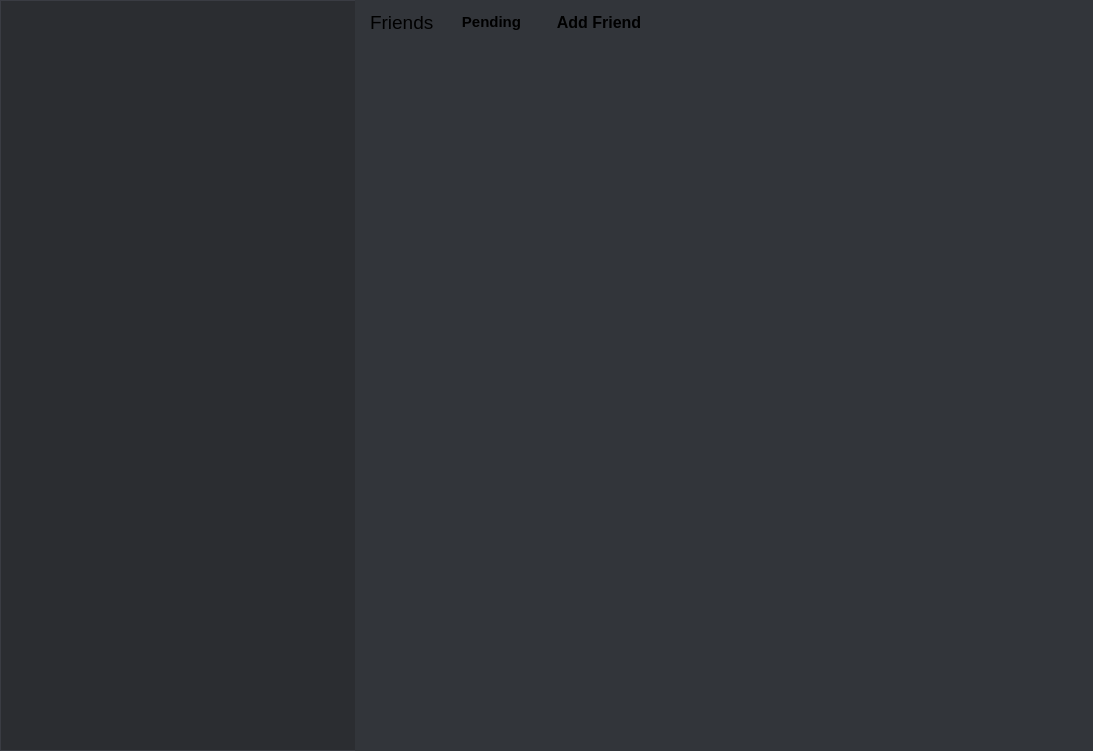
This is mainwindow.ui in Didi305/Discard as Qt 5 draws it before an edit. The edited form follows.
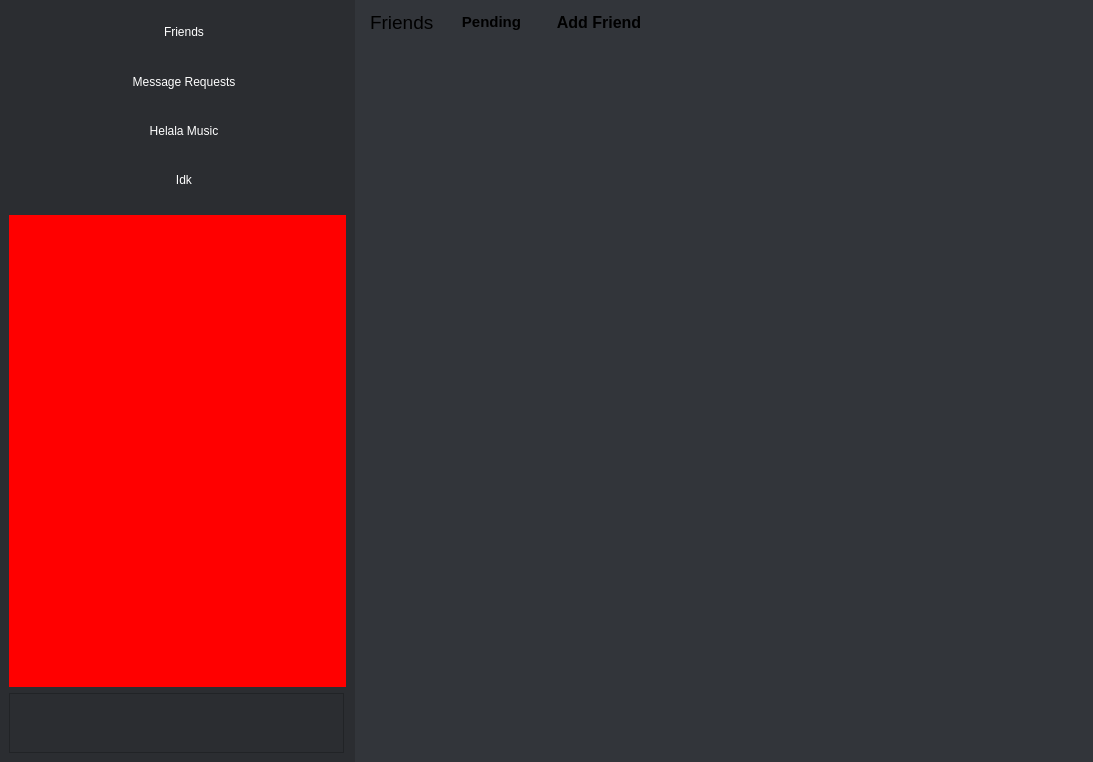
This is the edited form. Icons and pictures are not drawn.

Commit message: Fix disconnect friend list bug

Diff of the .ui file:
```diff
--- a/mainwindow.ui
+++ b/mainwindow.ui
@@ -7,7 +7,7 @@
     <x>0</x>
     <y>0</y>
     <width>1093</width>
-    <height>751</height>
+    <height>762</height>
    </rect>
   </property>
   <property name="windowTitle">
@@ -48,7 +48,7 @@
        <number>0</number>
       </property>
       <item>
-       <widget class="QWidget" name="widget_2" native="true">
+       <widget class="QWidget" name="something" native="true">
         <property name="minimumSize">
          <size>
           <width>355</width>
@@ -524,13 +524,307 @@
           </disabled>
          </palette>
         </property>
+        <property name="autoFillBackground">
+         <bool>true</bool>
+        </property>
         <property name="styleSheet">
-         <string notr="true">background-color: #2b2d31;
-
-border: 1px solid #3a3c43;
-
-border-right: none;</string>
+         <string notr="true"/>
         </property>
+        <layout class="QVBoxLayout" name="verticalLayout">
+         <item>
+          <widget class="QWidget" name="options" native="true">
+           <property name="sizePolicy">
+            <sizepolicy hsizetype="Fixed" vsizetype="Fixed">
+             <horstretch>0</horstretch>
+             <verstretch>0</verstretch>
+            </sizepolicy>
+           </property>
+           <property name="minimumSize">
+            <size>
+             <width>200</width>
+             <height>200</height>
+            </size>
+           </property>
+           <property name="maximumSize">
+            <size>
+             <width>355</width>
+             <height>200</height>
+            </size>
+           </property>
+           <property name="styleSheet">
+            <string notr="true"/>
+           </property>
+           <layout class="QVBoxLayout" name="verticalLayout_2">
+            <property name="leftMargin">
+             <number>5</number>
+            </property>
+            <property name="topMargin">
+             <number>0</number>
+            </property>
+            <property name="rightMargin">
+             <number>5</number>
+            </property>
+            <item>
+             <widget class="QPushButton" name="pushButton">
+              <property name="minimumSize">
+               <size>
+                <width>330</width>
+                <height>45</height>
+               </size>
+              </property>
+              <property name="cursor">
+               <cursorShape>PointingHandCursor</cursorShape>
+              </property>
+              <property name="autoFillBackground">
+               <bool>false</bool>
+              </property>
+              <property name="styleSheet">
+               <string notr="true"/>
+              </property>
+              <property name="text">
+               <string>   Friends</string>
+              </property>
+              <property name="icon">
+               <iconset theme="QIcon::ThemeIcon::UserAvailable"/>
+              </property>
+              <property name="flat">
+               <bool>true</bool>
+              </property>
+             </widget>
+            </item>
+            <item>
+             <widget class="QPushButton" name="pushButton_2">
+              <property name="minimumSize">
+               <size>
+                <width>330</width>
+                <height>45</height>
+               </size>
+              </property>
+              <property name="cursor">
+               <cursorShape>PointingHandCursor</cursorShape>
+              </property>
+              <property name="autoFillBackground">
+               <bool>false</bool>
+              </property>
+              <property name="styleSheet">
+               <string notr="true"/>
+              </property>
+              <property name="text">
+               <string>   Message Requests</string>
+              </property>
+              <property name="icon">
+               <iconset theme="QIcon::ThemeIcon::DocumentSend"/>
+              </property>
+              <property name="flat">
+               <bool>true</bool>
+              </property>
+             </widget>
+            </item>
+            <item>
+             <widget class="QPushButton" name="pushButton_3">
+              <property name="minimumSize">
+               <size>
+                <width>330</width>
+                <height>45</height>
+               </size>
+              </property>
+              <property name="cursor">
+               <cursorShape>PointingHandCursor</cursorShape>
+              </property>
+              <property name="autoFillBackground">
+               <bool>false</bool>
+              </property>
+              <property name="styleSheet">
+               <string notr="true"/>
+              </property>
+              <property name="text">
+               <string>   Helala Music</string>
+              </property>
+              <property name="icon">
+               <iconset theme="QIcon::ThemeIcon::AudioCard"/>
+              </property>
+              <property name="flat">
+               <bool>true</bool>
+              </property>
+             </widget>
+            </item>
+            <item>
+             <widget class="QPushButton" name="pushButton_4">
+              <property name="minimumSize">
+               <size>
+                <width>330</width>
+                <height>45</height>
+               </size>
+              </property>
+              <property name="cursor">
+               <cursorShape>PointingHandCursor</cursorShape>
+              </property>
+              <property name="autoFillBackground">
+               <bool>false</bool>
+              </property>
+              <property name="styleSheet">
+               <string notr="true"/>
+              </property>
+              <property name="text">
+               <string>   Idk</string>
+              </property>
+              <property name="icon">
+               <iconset theme="QIcon::ThemeIcon::UserAvailable"/>
+              </property>
+              <property name="flat">
+               <bool>true</bool>
+              </property>
+             </widget>
+            </item>
+           </layout>
+          </widget>
+         </item>
+         <item>
+          <widget class="QWidget" name="widget_2" native="true">
+           <property name="styleSheet">
+            <string notr="true">background: red;</string>
+           </property>
+          </widget>
+         </item>
+         <item>
+          <widget class="QFrame" name="userPanel">
+           <property name="sizePolicy">
+            <sizepolicy hsizetype="Fixed" vsizetype="Fixed">
+             <horstretch>0</horstretch>
+             <verstretch>0</verstretch>
+            </sizepolicy>
+           </property>
+           <property name="minimumSize">
+            <size>
+             <width>335</width>
+             <height>60</height>
+            </size>
+           </property>
+           <property name="maximumSize">
+            <size>
+             <width>335</width>
+             <height>60</height>
+            </size>
+           </property>
+           <property name="autoFillBackground">
+            <bool>false</bool>
+           </property>
+           <property name="styleSheet">
+            <string notr="true"/>
+           </property>
+           <property name="frameShape">
+            <enum>QFrame::Shape::StyledPanel</enum>
+           </property>
+           <property name="frameShadow">
+            <enum>QFrame::Shadow::Raised</enum>
+           </property>
+           <layout class="QHBoxLayout" name="horizontalLayout_4" stretch="1,2,1">
+            <property name="spacing">
+             <number>12</number>
+            </property>
+            <property name="sizeConstraint">
+             <enum>QLayout::SizeConstraint::SetDefaultConstraint</enum>
+            </property>
+            <property name="leftMargin">
+             <number>5</number>
+            </property>
+            <property name="topMargin">
+             <number>0</number>
+            </property>
+            <property name="rightMargin">
+             <number>12</number>
+            </property>
+            <property name="bottomMargin">
+             <number>0</number>
+            </property>
+            <item>
+             <widget class="QPushButton" name="userAvatarButton">
+              <property name="enabled">
+               <bool>true</bool>
+              </property>
+              <property name="sizePolicy">
+               <sizepolicy hsizetype="Fixed" vsizetype="Fixed">
+                <horstretch>0</horstretch>
+                <verstretch>0</verstretch>
+               </sizepolicy>
+              </property>
+              <property name="minimumSize">
+               <size>
+                <width>48</width>
+                <height>48</height>
+               </size>
+              </property>
+              <property name="cursor">
+               <cursorShape>PointingHandCursor</cursorShape>
+              </property>
+              <property name="text">
+               <string/>
+              </property>
+              <property name="iconSize">
+               <size>
+                <width>48</width>
+                <height>48</height>
+               </size>
+              </property>
+              <property name="flat">
+               <bool>true</bool>
+              </property>
+             </widget>
+            </item>
+            <item>
+             <widget class="QLabel" name="userNameLabel">
+              <property name="styleSheet">
+               <string notr="true">setBold: true;</string>
+              </property>
+              <property name="text">
+               <string/>
+              </property>
+             </widget>
+            </item>
+            <item>
+             <widget class="QPushButton" name="disconnectButton">
+              <property name="minimumSize">
+               <size>
+                <width>44</width>
+                <height>44</height>
+               </size>
+              </property>
+              <property name="maximumSize">
+               <size>
+                <width>44</width>
+                <height>44</height>
+               </size>
+              </property>
+              <property name="cursor">
+               <cursorShape>PointingHandCursor</cursorShape>
+              </property>
+              <property name="autoFillBackground">
+               <bool>false</bool>
+              </property>
+              <property name="styleSheet">
+               <string notr="true"/>
+              </property>
+              <property name="text">
+               <string/>
+              </property>
+              <property name="iconSize">
+               <size>
+                <width>26</width>
+                <height>26</height>
+               </size>
+              </property>
+              <property name="shortcut">
+               <string/>
+              </property>
+              <property name="flat">
+               <bool>true</bool>
+              </property>
+             </widget>
+            </item>
+           </layout>
+          </widget>
+         </item>
+        </layout>
        </widget>
       </item>
      </layout>
```
The commit also changes 890 other files.
